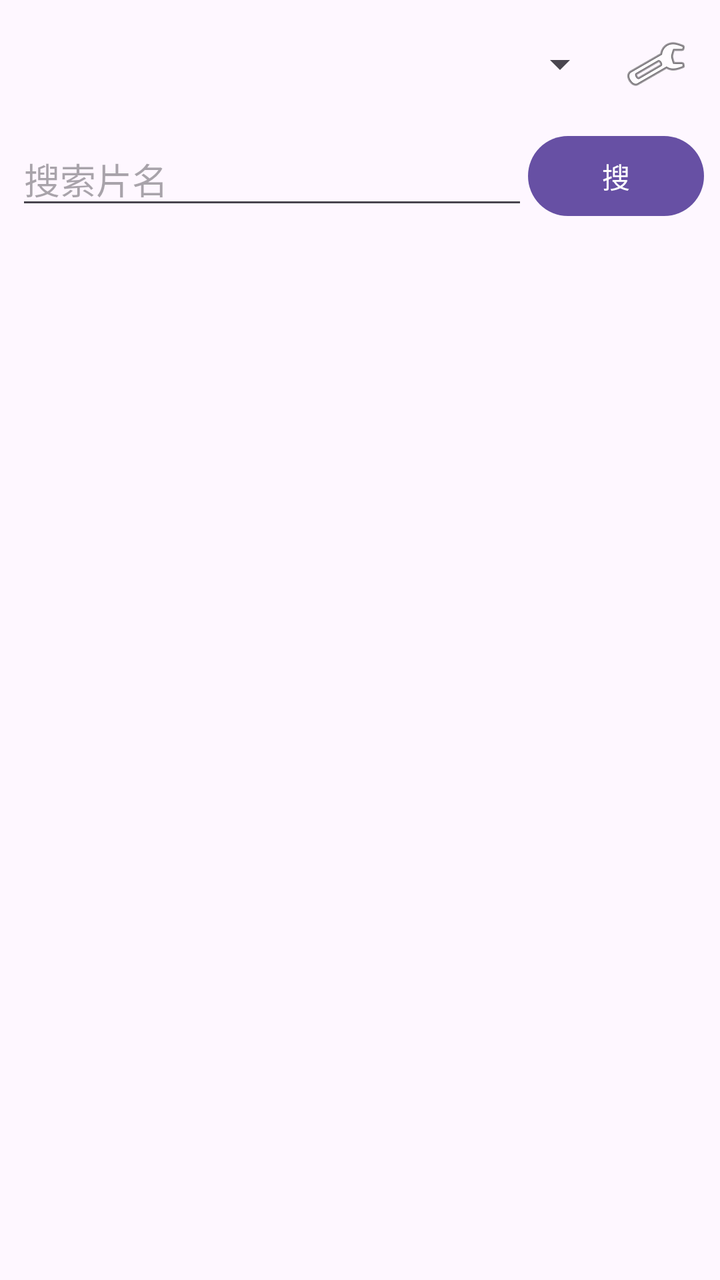
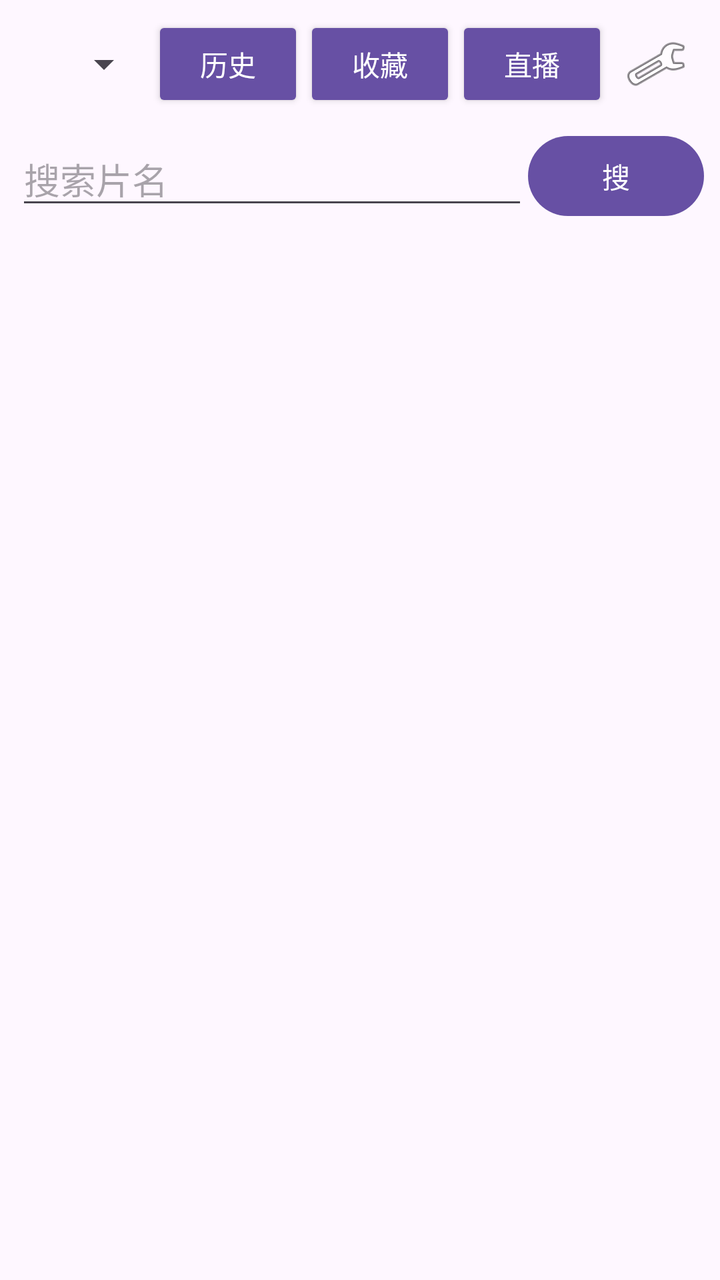

Screens rendered from an Android XML layout before and after an edit, with the pre-edit source and the edit as a unified diff.
<!-- AndroidManifest.xml: application theme Theme.BoxZero -->
<!-- res/layout/activity_main.xml -->
<?xml version="1.0" encoding="utf-8"?>
<LinearLayout xmlns:android="http://schemas.android.com/apk/res/android"
    android:layout_width="match_parent"
    android:layout_height="match_parent"
    android:orientation="vertical">

    <LinearLayout
        android:layout_width="match_parent"
        android:layout_height="wrap_content"
        android:gravity="center_vertical"
        android:orientation="horizontal"
        android:padding="8dp">

        <Spinner
            android:id="@+id/siteSpinner"
            android:layout_width="0dp"
            android:layout_height="wrap_content"
            android:layout_weight="1" />

        <ImageButton
            android:id="@+id/btnSettings"
            android:layout_width="48dp"
            android:layout_height="48dp"
            android:background="?attr/selectableItemBackgroundBorderless"
            android:contentDescription="设置"
            android:src="@android:drawable/ic_menu_preferences" />
    </LinearLayout>

    <LinearLayout
        android:layout_width="match_parent"
        android:layout_height="wrap_content"
        android:gravity="center_vertical"
        android:orientation="horizontal"
        android:paddingStart="8dp"
        android:paddingEnd="8dp"
        android:paddingBottom="8dp">

        <EditText
            android:id="@+id/searchInput"
            android:layout_width="0dp"
            android:layout_height="wrap_content"
            android:layout_weight="1"
            android:hint="搜索片名"
            android:imeOptions="actionSearch"
            android:inputType="text"
            android:singleLine="true" />

        <Button
            android:id="@+id/btnSearch"
            android:layout_width="wrap_content"
            android:layout_height="wrap_content"
            android:text="搜" />
    </LinearLayout>

    <FrameLayout
        android:layout_width="match_parent"
        android:layout_height="match_parent">

        <androidx.recyclerview.widget.RecyclerView
            android:id="@+id/grid"
            android:layout_width="match_parent"
            android:layout_height="match_parent"
            android:clipToPadding="false"
            android:padding="4dp" />

        <ProgressBar
            android:id="@+id/loading"
            android:layout_width="wrap_content"
            android:layout_height="wrap_content"
            android:layout_gravity="center"
            android:visibility="gone" />
    </FrameLayout>

</LinearLayout>
<!-- resources referenced by this layout -->
<resources>
  <style name="Theme.BoxZero" parent="Theme.Material3.DayNight.NoActionBar">
      </style>
</resources>

<!-- the commit's change to res/layout/activity_main.xml (unified diff, before → after) -->
@@ -16,6 +16,27 @@
             android:layout_width="0dp"
             android:layout_height="wrap_content"
             android:layout_weight="1" />
+
+        <Button
+            android:id="@+id/btnHistory"
+            style="?android:attr/buttonStyleSmall"
+            android:layout_width="wrap_content"
+            android:layout_height="wrap_content"
+            android:text="历史" />
+
+        <Button
+            android:id="@+id/btnFav"
+            style="?android:attr/buttonStyleSmall"
+            android:layout_width="wrap_content"
+            android:layout_height="wrap_content"
+            android:text="收藏" />
+
+        <Button
+            android:id="@+id/btnLive"
+            style="?android:attr/buttonStyleSmall"
+            android:layout_width="wrap_content"
+            android:layout_height="wrap_content"
+            android:text="直播" />
 
         <ImageButton
             android:id="@+id/btnSettings"
@@ -52,9 +73,26 @@
             android:text="搜" />
     </LinearLayout>
 
+    <HorizontalScrollView
+        android:id="@+id/tabScroll"
+        android:layout_width="match_parent"
+        android:layout_height="wrap_content"
+        android:scrollbars="none"
+        android:visibility="gone">
+
+        <LinearLayout
+            android:id="@+id/tabRow"
+            android:layout_width="wrap_content"
+            android:layout_height="wrap_content"
+            android:orientation="horizontal"
+            android:paddingStart="4dp"
+            android:paddingEnd="4dp" />
+    </HorizontalScrollView>
+
     <FrameLayout
         android:layout_width="match_parent"
-        android:layout_height="match_parent">
+        android:layout_height="0dp"
+        android:layout_weight="1">
 
         <androidx.recyclerview.widget.RecyclerView
             android:id="@+id/grid"
@@ -71,4 +109,33 @@
             android:visibility="gone" />
     </FrameLayout>
 
+    <LinearLayout
+        android:id="@+id/pageRow"
+        android:layout_width="match_parent"
+        android:layout_height="wrap_content"
+        android:gravity="center"
+        android:orientation="horizontal"
+        android:padding="8dp"
+        android:visibility="gone">
+
+        <Button
+            android:id="@+id/btnPrev"
+            android:layout_width="wrap_content"
+            android:layout_height="wrap_content"
+            android:text="上一页" />
+
+        <TextView
+            android:id="@+id/pageInfo"
+            android:layout_width="wrap_content"
+            android:layout_height="wrap_content"
+            android:layout_marginStart="16dp"
+            android:layout_marginEnd="16dp" />
+
+        <Button
+            android:id="@+id/btnNext"
+            android:layout_width="wrap_content"
+            android:layout_height="wrap_content"
+            android:text="下一页" />
+    </LinearLayout>
+
 </LinearLayout>
